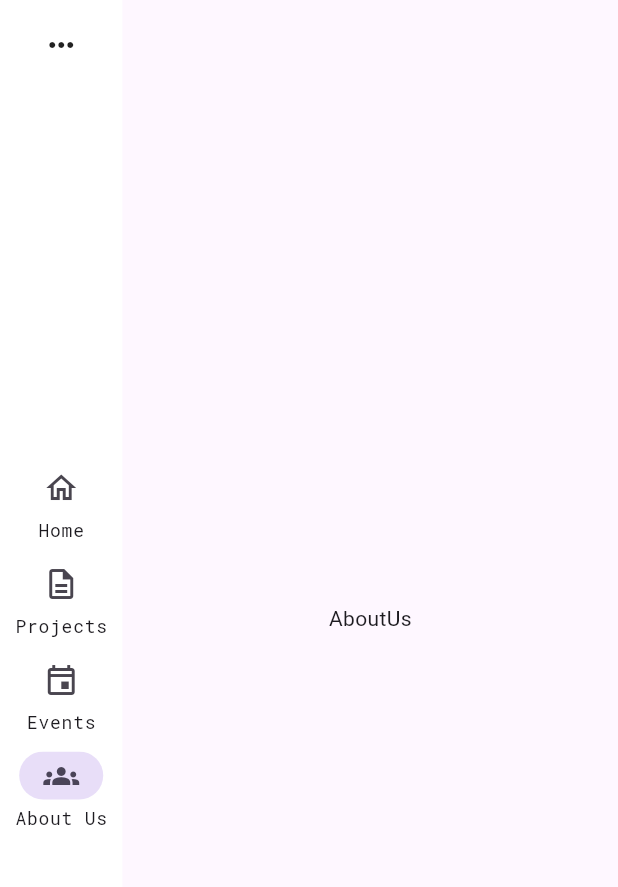
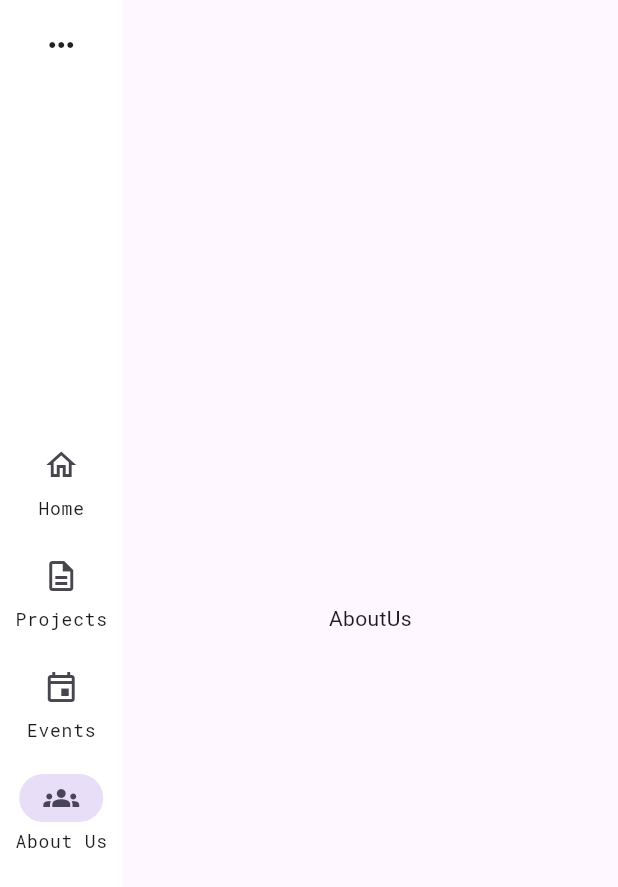
Before and after one commit to justinvu22/gdgltu-website-build, a Flutter app: the screen it shows after launch, after a tap on "Projects", after a tap on "Events", after a tap on "About Us", on a phone screen of 412 x 824 dp. Shown: the top 887 px of the screen. Run offline on Flutter 3.47's test engine with Material 3 defaults, Android fonts, the phone set to English and light mode, and no system bars; our stand-ins replace flutter_material_design_icons, font_awesome_flutter, google_fonts; missing offline and left inert: flutter_animated_button; Roboto replaces fonts that are missing (Google Sans).

Commit message:
flutter & dependencies upgrade

```diff
--- a/flutter_app/lib/views/components/hero_top_text.dart
+++ b/flutter_app/lib/views/components/hero_top_text.dart
@@ -23,8 +23,8 @@ class TopHeroTxt extends State<TopHero> with SingleTickerProviderStateMixin {
 
   var httpsUrL = Uri(
       scheme: 'https',
-      host: 'gdsc.community.dev',
-      path: 'la-trobe-university-melbourne-australia/');
+      host: 'gdg.community.dev',
+      path: 'gdg-on-campus-la-trobe-university-melbourne-australia/');
 
   void _launchUrl() async => await canLaunchUrl(httpsUrL)
       ? await launchUrl(httpsUrL)
@@ -33,7 +33,7 @@ class TopHeroTxt extends State<TopHero> with SingleTickerProviderStateMixin {
   var _instUrl = Uri(
     scheme: 'https',
     host: 'instagram.com',
-    path: 'gdsclatrobe',
+    path: 'gdglatrobe',
   );
 
   void _launchUrlInsta() async => await canLaunchUrl(_instUrl)
@@ -43,7 +43,7 @@ class TopHeroTxt extends State<TopHero> with SingleTickerProviderStateMixin {
   var _linkInUrl = Uri(
     scheme: 'https',
     host: 'linkedin.com',
-    path: 'company/gdscltu',
+    path: 'company/gdglatrobe',
   );
 
   void _launchUrlLinkIn() async => await canLaunchUrl(_linkInUrl)
@@ -75,7 +75,7 @@ class TopHeroTxt extends State<TopHero> with SingleTickerProviderStateMixin {
         vsync: this, duration: const Duration(milliseconds: 350));
     _curve = CurvedAnimation(
         parent: _animationController, curve: Curves.easeInOutSine);
-    _animation = Tween<double>(begin: 0.0, end: 250.0)
+    _animation = Tween<double>(begin: 0.0, end: 225.0)
         .animate(_curve as Animation<double>)
       ..addListener(() {
         setState(() {});
@@ -98,13 +98,13 @@ class TopHeroTxt extends State<TopHero> with SingleTickerProviderStateMixin {
               image: AssetImage('lib/assets/images/logo_full.png'), width: 300),
           const SizedBox(height: 10),
           Wrap(
-            spacing: 10,
-            runSpacing: 10,
+            spacing: 7,
+            runSpacing: 7,
             children: [
               const Text(
                 'Where',
                 style: TextStyle(
-                  fontSize: 50,
+                  fontSize: 45,
                   fontWeight: FontWeight.w600,
                   fontFamily: 'Google Sans',
                 ),
@@ -119,7 +119,7 @@ class TopHeroTxt extends State<TopHero> with SingleTickerProviderStateMixin {
                 child: const Text(
                   'Tech',
                   style: TextStyle(
-                    fontSize: 50,
+                    fontSize: 45,
                     fontWeight: FontWeight.w600,
                     fontFamily: 'Google Sans',
                   ),
@@ -128,7 +128,7 @@ class TopHeroTxt extends State<TopHero> with SingleTickerProviderStateMixin {
 
               const Text('and',
                   style: TextStyle(
-                    fontSize: 50,
+                    fontSize: 45,
                     fontWeight: FontWeight.w600,
                     fontFamily: 'Google Sans',
                   )),
@@ -141,7 +141,7 @@ class TopHeroTxt extends State<TopHero> with SingleTickerProviderStateMixin {
                 child: const Text(
                   'Community',
                   style: TextStyle(
-                    fontSize: 50,
+                    fontSize: 45,
                     fontWeight: FontWeight.w600,
                     fontFamily: 'Google Sans',
                   ),
@@ -166,7 +166,7 @@ class TopHeroTxt extends State<TopHero> with SingleTickerProviderStateMixin {
                 Container(
                     clipBehavior: Clip.hardEdge,
                     width: _animation.value,
-                    height: 75,
+                    height: 70,
                     decoration: BoxDecoration(
                       borderRadius: BorderRadius.circular(50),
                       gradient: LinearGradient(
@@ -194,14 +194,14 @@ class TopHeroTxt extends State<TopHero> with SingleTickerProviderStateMixin {
                     decoration: BoxDecoration(
                       borderRadius: BorderRadius.circular(50),
                     ),
-                    width: 250,
-                    height: 75,
+                    width: 225,
+                    height: 70,
                     child: const Center(
                       child: Text(
                         'Connect',
                         style: TextStyle(
                           color: Color(0xFF222222),
-                          fontSize: 50,
+                          fontSize: 42,
                           fontFamily: 'Google Sans',
                           fontWeight: FontWeight.w600,
                         ),
--- a/flutter_app/lib/views/eventsPublic.dart
+++ b/flutter_app/lib/views/eventsPublic.dart
@@ -12,7 +12,7 @@ class EventsPublic extends StatelessWidget {
     double paddingPerc = MediaQuery.of(context).size.height / 10;
 
     return ListView(
-      physics: BouncingScrollPhysics(),
+      physics: BouncingScrollPhysics(parent: AlwaysScrollableScrollPhysics()),
         children: [SizedBox(height: paddingPerc,),Row(
           children: [EventspublicLeft(), EventspublicRight()],
         ), SizedBox(height: paddingPerc,),Container(
--- a/flutter_app/lib/views/homepage.dart
+++ b/flutter_app/lib/views/homepage.dart
@@ -51,14 +51,14 @@ class _HomepageState extends State<Homepage> {
               NavigationRailDestination(
                 padding: EdgeInsets.only(left: 10, right: 10),
                 icon: const Icon(Icons.home_outlined),
-                selectedIcon: const Icon(Icons.home_filled),
+                selectedIcon: const Icon(Icons.home),
                 label: Text('Home',
                     style: GoogleFonts.robotoMono(
                         textStyle:
                             const TextStyle(fontWeight: FontWeight.w400))),
               ),
               NavigationRailDestination(
-                padding: EdgeInsets.only(left: 10, right: 10),
+                padding: EdgeInsets.only(left: 10, right: 10, top: 10),
                 icon: const Icon(Icons.description_outlined),
                 selectedIcon: const Icon(Icons.description),
                 label: Text('Projects',
@@ -67,7 +67,7 @@ class _HomepageState extends State<Homepage> {
                             const TextStyle(fontWeight: FontWeight.w400))),
               ),
               NavigationRailDestination(
-                padding: EdgeInsets.only(left: 10, right: 10),
+                padding: EdgeInsets.only(left: 10, right: 10, top: 10),
                 icon: const Icon(Icons.event_outlined),
                 selectedIcon: const Icon(Icons.event),
                 label: Text('Events',
@@ -77,7 +77,7 @@ class _HomepageState extends State<Homepage> {
               ),
 
               NavigationRailDestination(
-                padding: EdgeInsets.only(left: 10, right: 10),
+                padding: EdgeInsets.only(left: 10, right: 10, top: 10),
                 icon: const Icon(Icons.groups_outlined),
                 selectedIcon: const Icon(Icons.groups),
                 label: Text('About Us',
```
Also changed, not shown: flutter_app/pubspec.lock.
